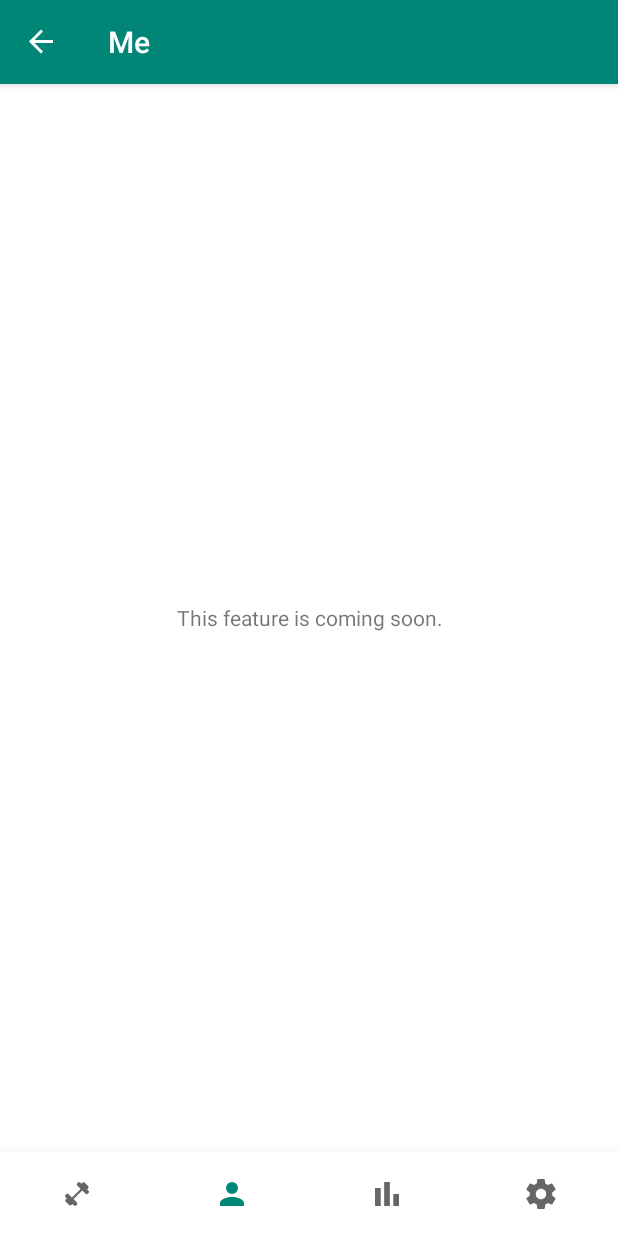
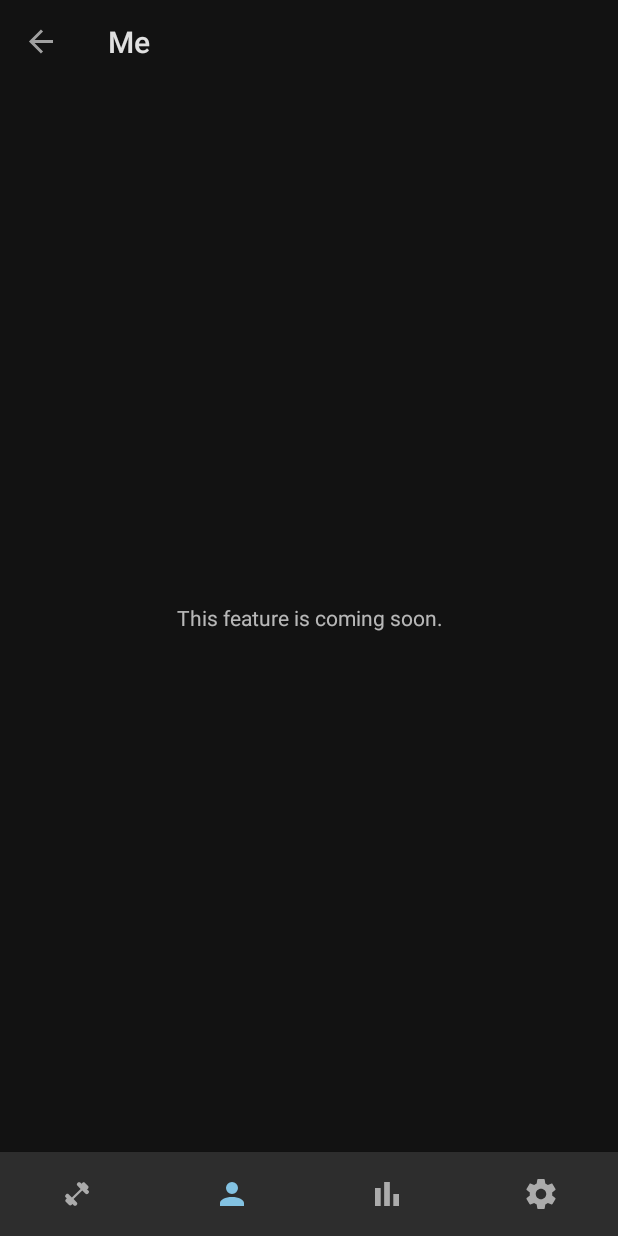
Before and after one commit to krmax44/burpee-buddy, an Android app: the screen it shows after launch (MainActivity), item 2 of the bottom bar chosen, on a phone screen of 412 x 824 dp. Run offline under Robolectric (Android 15) with nearby library versions, the phone set to English and light mode, and no system bars; our stand-ins replace EventBus, Room's generated code, RxJava, Timber, navigation-ui; 4 statements that could not run were skipped.

Commit message:
add dark theme

```diff
--- a/app/src/main/java/com/apps/adrcotfas/burpeebuddy/common/BuddyApplication.java
+++ b/app/src/main/java/com/apps/adrcotfas/burpeebuddy/common/BuddyApplication.java
@@ -5,6 +5,7 @@ import android.app.PendingIntent;
 import android.content.Context;
 import android.content.SharedPreferences;
 
+import androidx.appcompat.app.AppCompatDelegate;
 import androidx.navigation.NavDeepLinkBuilder;
 
 import com.apps.adrcotfas.burpeebuddy.BuildConfig;
@@ -16,6 +17,11 @@ import com.apps.adrcotfas.burpeebuddy.workout.manager.WorkoutManager;
 import timber.log.Timber;
 
 public class BuddyApplication extends Application {
+
+    static {
+        AppCompatDelegate.setDefaultNightMode(
+                AppCompatDelegate.MODE_NIGHT_YES);
+    }
 
     private static BuddyApplication INSTANCE;
     private static WorkoutManager mWorkoutManager;
--- a/app/src/main/res/values/colors.xml
+++ b/app/src/main/res/values/colors.xml
@@ -1,7 +1,11 @@
 <?xml version="1.0" encoding="utf-8"?>
 <resources>
-    <color name="colorPrimary">#008577</color>
-    <color name="colorPrimaryDark">#00574B</color>
-    <color name="colorAccent">#D81B60</color>
+    <color name="colorPrimary">#83c2e2</color>
+    <color name="colorPrimaryDark">#5E9FC0</color>
+
+    <color name="colorOnBackground">#1b1f22</color>
+    <color name="colorSurface">#1b1f22</color>
+
+    <color name="colorAccent">#AD36E0</color>
     <color name="transparent">#00000000</color>
 </resources>
--- a/app/src/main/res/values/styles.xml
+++ b/app/src/main/res/values/styles.xml
@@ -1,7 +1,7 @@
 <resources>
 
     <!-- Base application theme. -->
-    <style name="AppTheme" parent="Theme.MaterialComponents.Light.DarkActionBar">
+    <style name="AppTheme" parent="Theme.MaterialComponents.DayNight.DarkActionBar">
         <!-- Customize your theme here. -->
         <item name="colorPrimary">@color/colorPrimary</item>
         <item name="colorPrimaryDark">@color/colorPrimaryDark</item>
```
